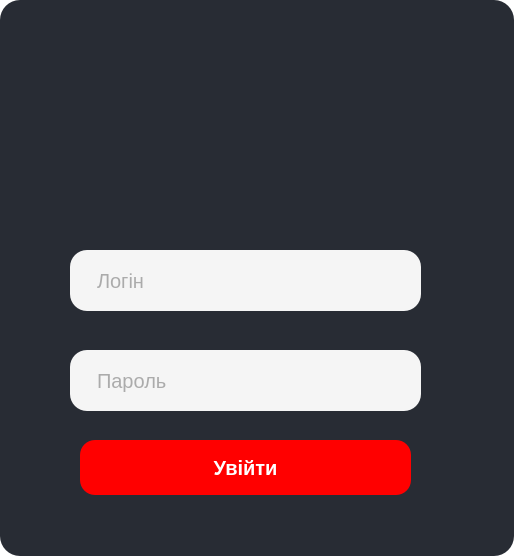
Before: the Qt Designer form CStore/Login.ui in fr0staman/CStore, drawn with Qt 5.
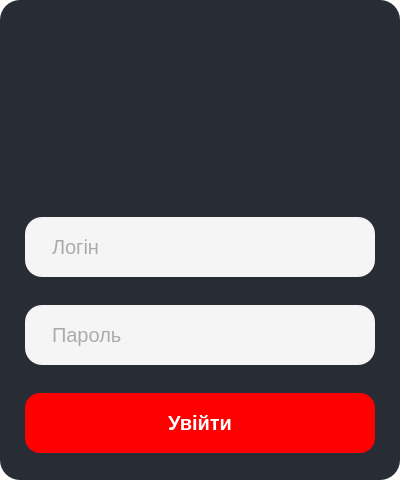
After: the same form once the commit is applied. Icons and pictures are not drawn.

What changed in the file:
```diff
--- a/CStore/Login.ui
+++ b/CStore/Login.ui
@@ -6,35 +6,17 @@
    <rect>
     <x>0</x>
     <y>0</y>
-    <width>514</width>
-    <height>556</height>
+    <width>400</width>
+    <height>480</height>
    </rect>
   </property>
   <property name="windowTitle">
    <string>Form</string>
   </property>
   <property name="styleSheet">
-   <string notr="true">QWidget
-{
-background-color: transparent;
-}
-QPushButton:hover{
-  background-color:rgb(42, 77, 159);
-  color: white;
-  border-radius:15px;
-}
+   <string notr="true">background-color: transparent;
 
-QPushButton:pressed{
-  background-color:rgb(64, 118, 243);
-  color: white;
-  border-radius:15px;
-}
-
-QPushButton{
-background-color:#3867d6;
-color: white;
-border-radius:15px;
-}</string>
+</string>
   </property>
   <layout class="QVBoxLayout" name="verticalLayout">
    <property name="leftMargin">
@@ -55,14 +37,68 @@
       <string notr="true">border-radius:20px;
 background-color: rgb(40, 44, 52);</string>
      </property>
+     <layout class="QVBoxLayout" name="verticalLayout_2">
+      <property name="spacing">
+       <number>10</number>
+      </property>
+      <property name="leftMargin">
+       <number>25</number>
+      </property>
+      <property name="rightMargin">
+       <number>25</number>
+      </property>
+      <item>
+       <widget class="QLabel" name="logo">
+        <property name="sizePolicy">
+         <sizepolicy hsizetype="MinimumExpanding" vsizetype="Preferred">
+          <horstretch>0</horstretch>
+          <verstretch>0</verstretch>
+         </sizepolicy>
+        </property>
+        <property name="minimumSize">
+         <size>
+          <width>150</width>
+          <height>120</height>
+         </size>
+        </property>
+        <property name="maximumSize">
+         <size>
+          <width>150</width>
+          <height>120</height>
+         </size>
+        </property>
+        <property name="text">
+         <string/>
+        </property>
+        <property name="pixmap">
+         <pixmap>:/images/images/Logo.svg</pixmap>
+        </property>
+       </widget>
+      </item>
+      <item>
+       <widget class="QPushButton" name="pushButton">
+        <property name="text">
+         <string/>
+        </property>
+        <property name="icon">
+         <iconset resource="Login.qrc">
+          <normaloff>:/icon/icons/icon.png</normaloff>:/icon/icons/icon.png</iconset>
+        </property>
+        <property name="iconSize">
+         <size>
+          <width>120</width>
+          <height>40</height>
+         </size>
+        </property>
+       </widget>
+      </item>
+      <item>
      <widget class="QLineEdit" name="lineLogin">
-      <property name="geometry">
-       <rect>
-        <x>70</x>
-        <y>250</y>
-        <width>351</width>
-        <height>61</height>
-       </rect>
+        <property name="minimumSize">
+         <size>
+          <width>100</width>
+          <height>60</height>
+         </size>
       </property>
       <property name="font">
        <font>
@@ -80,14 +116,14 @@
        <string>Логін</string>
       </property>
      </widget>
+      </item>
+      <item>
      <widget class="QLineEdit" name="linePass">
-      <property name="geometry">
-       <rect>
-        <x>70</x>
-        <y>350</y>
-        <width>351</width>
-        <height>61</height>
-       </rect>
+        <property name="minimumSize">
+         <size>
+          <width>0</width>
+          <height>60</height>
+         </size>
       </property>
       <property name="font">
        <font>
@@ -107,14 +143,14 @@
        <string>Пароль</string>
       </property>
      </widget>
+      </item>
+      <item>
      <widget class="QPushButton" name="pushButtonLogin">
-      <property name="geometry">
-       <rect>
-        <x>80</x>
-        <y>440</y>
-        <width>331</width>
-        <height>55</height>
-       </rect>
+        <property name="minimumSize">
+         <size>
+          <width>0</width>
+          <height>60</height>
+         </size>
       </property>
       <property name="font">
        <font>
@@ -147,41 +183,15 @@
       <property name="text">
        <string>Увійти</string>
       </property>
-     </widget>
-     <widget class="QLabel" name="logo">
-      <property name="geometry">
-       <rect>
-        <x>170</x>
-        <y>90</y>
-        <width>150</width>
-        <height>120</height>
-       </rect>
-      </property>
-      <property name="sizePolicy">
-       <sizepolicy hsizetype="MinimumExpanding" vsizetype="Preferred">
-        <horstretch>0</horstretch>
-        <verstretch>0</verstretch>
-       </sizepolicy>
-      </property>
-      <property name="minimumSize">
+        <property name="iconSize">
        <size>
-        <width>150</width>
-        <height>120</height>
-       </size>
-      </property>
-      <property name="maximumSize">
-       <size>
-        <width>150</width>
-        <height>120</height>
-       </size>
-      </property>
-      <property name="text">
-       <string/>
-      </property>
-      <property name="pixmap">
-       <pixmap>:/images/images/Logo.svg</pixmap>
-      </property>
-     </widget>
+          <width>16</width>
+          <height>16</height>
+         </size>
+        </property>
+       </widget>
+      </item>
+     </layout>
     </widget>
    </item>
   </layout>
```
Left out of the diff: 8 changed lines with no effect on the pictures. Lines whose indentation alone changed are shown as unchanged.
